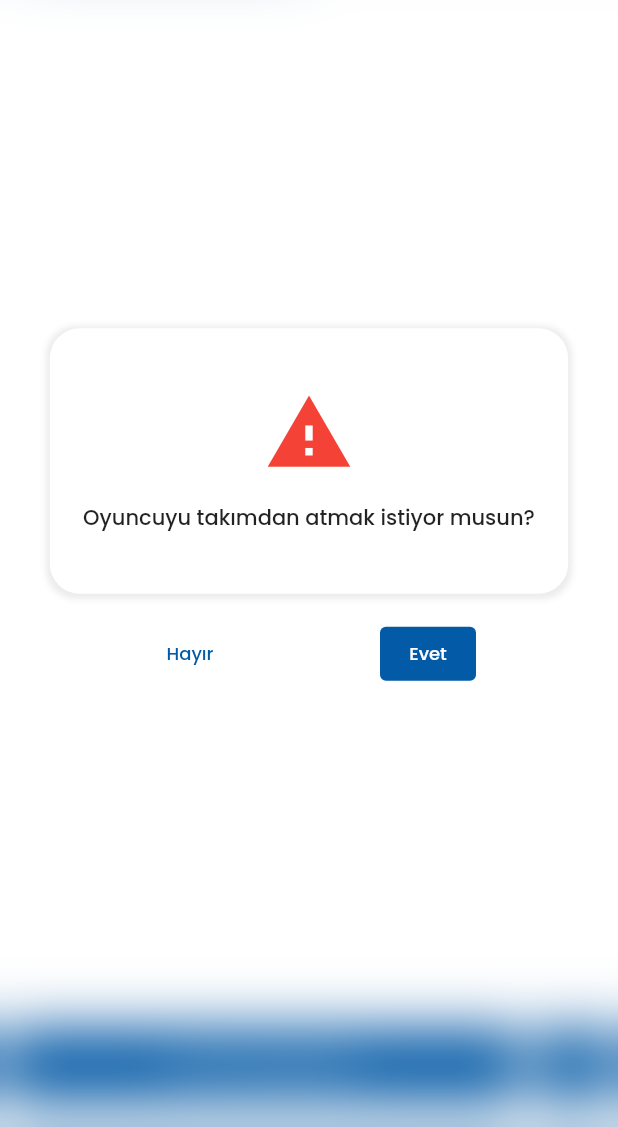
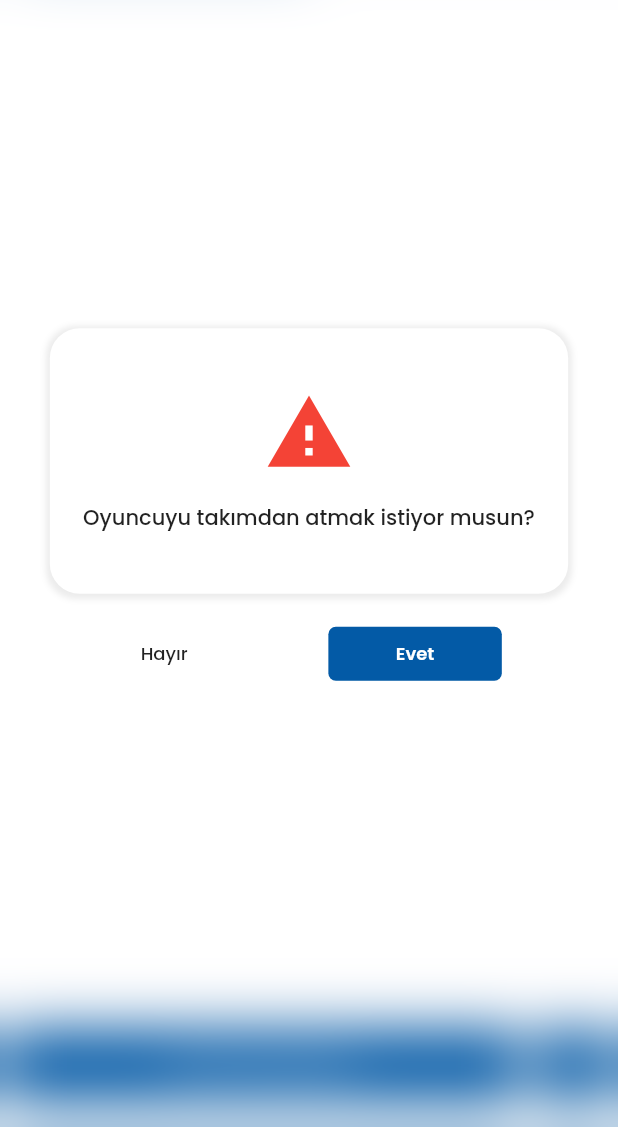
Before and after one commit to merakserhat/BilFoot2-combined, a Flutter app: the HomePage screen opened directly, after a tap on "My Announcements", on a phone screen of 412 x 824 dp, the part 109-1236 px from its top. Run offline on Flutter 3.47's test engine with Material 2 defaults, Android fonts, the phone set to English and light mode, and no system bars; our stand-ins replace auto_size_text, bloc, carousel_slider, equatable, firebase_auth, firebase_core and 6 more; missing offline and left inert: dart:ffi; accounts and stored records are empty; network calls fail.

Commit message:
feat(BilfootButton): Create bilfoot button instead of ElevatedButton

```diff
--- /dev/null
+++ b/BilFoot_flutter/bilfoot/lib/views/widgets/bilfoot_button.dart
@@ -0,0 +1,73 @@
+import 'package:bilfoot/config/constants/program_colors.dart';
+import "package:flutter/material.dart";
+
+class BilfootButton extends StatelessWidget {
+  final VoidCallback? onPressed;
+  final String label;
+  final EdgeInsets? customPadding;
+  final double? horizontalPadding;
+  final double? verticalPadding;
+  final FontWeight? fontWeight;
+  final Color? color;
+  final bool disabled;
+
+  const BilfootButton({
+    this.color,
+    this.onPressed,
+    required this.label,
+    this.customPadding,
+    this.horizontalPadding,
+    this.verticalPadding,
+    this.fontWeight,
+    this.disabled = false,
+  });
+
+  @override
+  Widget build(BuildContext context) {
+    return WillPopScope(
+      onWillPop: () async {
+        return disabled;
+      },
+      child: Material(
+        //This material is necessary for blurry background panels
+        borderRadius: BorderRadius.circular(5),
+        child: InkWell(
+          onTap: disabled ? () {} : onPressed,
+          child: Material(
+            color: _getColor(context),
+            borderRadius: BorderRadius.circular(5),
+            child: Padding(
+              padding: customPadding ??
+                  EdgeInsets.symmetric(
+                      vertical: verticalPadding ?? 9,
+                      horizontal: horizontalPadding ?? 45),
+              child: Text(
+                label,
+                textAlign: TextAlign.center,
+                style: Theme.of(context).textTheme.bodyText1!.copyWith(
+                    fontWeight: fontWeight ?? FontWeight.w600,
+                    color: Colors.white),
+              ),
+            ),
+          ),
+        ),
+      ),
+    );
+  }
+
+  Color _getColor(BuildContext context) {
+    if (color != null) {
+      if (disabled) {
+        return color!.withOpacity(0.5);
+      } else {
+        return color!;
+      }
+    } else {
+      if (disabled) {
+        return Theme.of(context).primaryColor.withOpacity(0.5);
+      } else {
+        return Theme.of(context).primaryColor;
+      }
+    }
+  }
+}
--- a/BilFoot_flutter/bilfoot/lib/views/widgets/modals/base_modal.dart
+++ b/BilFoot_flutter/bilfoot/lib/views/widgets/modals/base_modal.dart
@@ -1,4 +1,5 @@
 import 'package:bilfoot/config/constants/program_constants.dart';
+import 'package:bilfoot/views/widgets/bilfoot_button.dart';
 import 'package:flutter/material.dart';
 import 'package:bilfoot/views/themes/my_themes.dart';
 
@@ -15,6 +16,7 @@ class BaseModal extends StatefulWidget {
       this.icon,
       required this.onAccepted,
       required this.onRefused,
+      this.color,
       this.accepButtonText,
       this.refuseButtonText})
       : super(key: key);
@@ -26,6 +28,7 @@ class BaseModal extends StatefulWidget {
   final VoidCallback onRefused;
   final String? accepButtonText;
   final String? refuseButtonText;
+  final Color? color;
 
   @override
   State<BaseModal> createState() => _BaseModalState();
@@ -80,10 +83,16 @@ class _BaseModalState extends State<BaseModal> {
                   children: [
                     TextButton(
                         onPressed: widget.onRefused,
-                        child: Text(widget.refuseButtonText as String)),
-                    ElevatedButton(
-                        onPressed: widget.onAccepted,
-                        child: Text(widget.accepButtonText as String))
+                        child: Text(widget.refuseButtonText as String,
+                            style: Theme.of(context)
+                                .textTheme
+                                .bodyText1!
+                                .copyWith(color: Colors.black87))),
+                    BilfootButton(
+                      onPressed: widget.onAccepted,
+                      label: widget.accepButtonText as String,
+                      color: widget.color,
+                    )
                   ],
                 )
               : ElevatedButton(
--- a/BilFoot_flutter/bilfoot/lib/views/widgets/modals/quit_modal.dart
+++ b/BilFoot_flutter/bilfoot/lib/views/widgets/modals/quit_modal.dart
@@ -11,18 +11,19 @@ class QuitModal extends StatelessWidget {
   @override
   Widget build(BuildContext context) {
     return BaseModal(
-        type: Type.UNANSWERABLE,
+        type: Type.ANSWERABLE,
         text: "Takımdan ayrılmak istiyor musun?",
         //icon: //findicon,
         accepButtonText: "Evet",
         onAccepted: onAccepted,
+        color: Theme.of(context).errorColor,
         onRefused: () {
           Navigator.of(context).pop();
         },
         refuseButtonText: "Hayır",
-        icon: const Icon(
+        icon: Icon(
           Icons.warning_outlined,
-          color: Colors.red,
+          color: Theme.of(context).errorColor,
         ));
   }
 }
```
